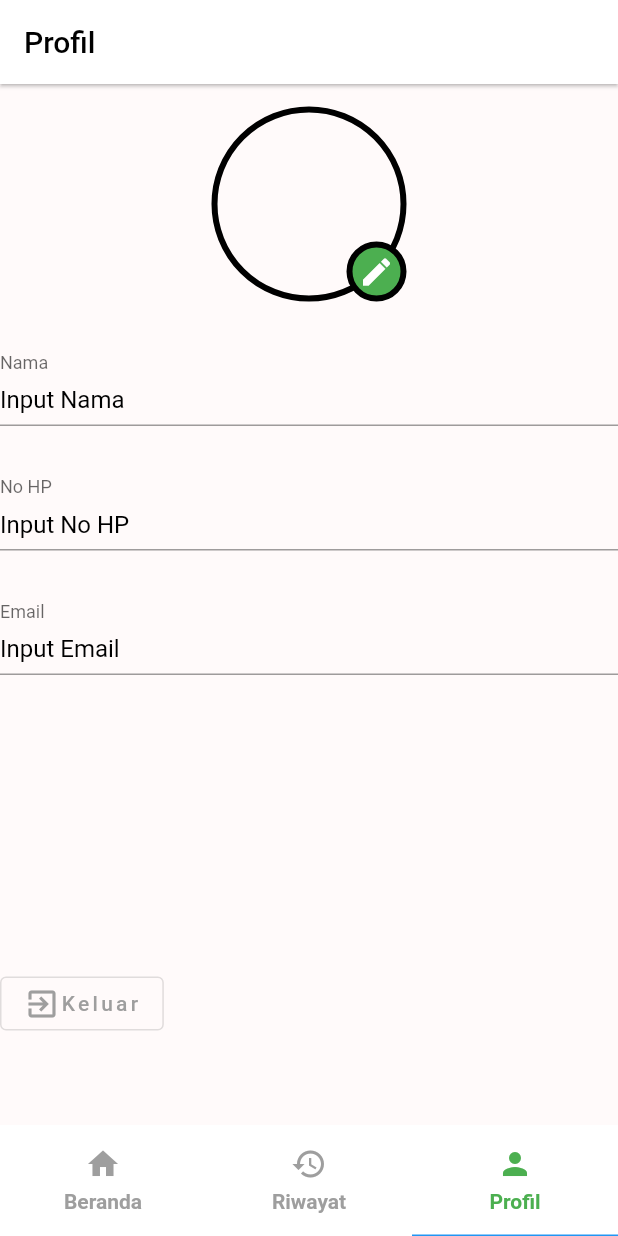
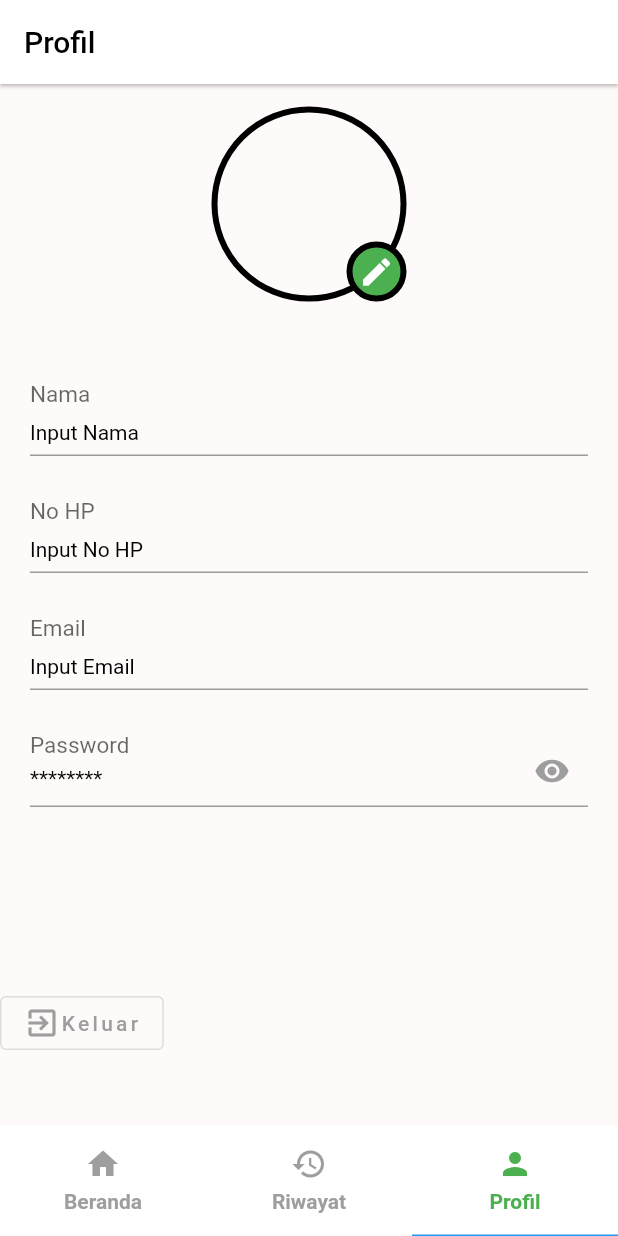
Before and after one commit to GTRANS/walle-mobile, a Flutter app: the screen it shows after launch, item 3 of the bottom bar chosen, on a phone screen of 412 x 824 dp. Run offline on Flutter 3.47's test engine with Material 2 defaults, Android fonts, the phone set to English and light mode, and no system bars.

Commit message:
update tampilan profile

```diff
--- a/lib/Profil/profile.dart
+++ b/lib/Profil/profile.dart
@@ -9,6 +9,7 @@ class Profile extends StatefulWidget {
 }
 
 class _ProfileState extends State<Profile> {
+  bool isObscurePassword = true;
   Future exitDialog() {
     return showDialog(
         context: context,
@@ -79,10 +80,11 @@ class _ProfileState extends State<Profile> {
                     ]),
                   ),
                   const SizedBox(height: 35),
-                  buildTextField("Nama", "Input Nama"),
-                  buildTextField("No HP", "Input No HP"),
-                  buildTextField("Email", "Input Email"),
-                  const SizedBox(height: 160),
+                  buildTextField("Nama", "Input Nama", false),
+                  buildTextField("No HP", "Input No HP", false),
+                  buildTextField("Email", "Input Email", false),
+                  buildTextField("Password", "********", true),
+                  const SizedBox(height: 110),
                   Row(
                     children: [
                       OutlinedButton(
@@ -112,16 +114,27 @@ class _ProfileState extends State<Profile> {
             )));
   }
 
-  Widget buildTextField(String labelText, String placeholder) {
+  Widget buildTextField(
+      String labelText, String placeholder, bool isPasswordTextField) {
     return Padding(
-      padding: const EdgeInsets.only(bottom: 35),
+      padding: const EdgeInsets.fromLTRB(20, 20, 20, 10),
       child: TextField(
+          obscureText: isPasswordTextField ? isObscurePassword : false,
           decoration: InputDecoration(
+              suffixIcon: isPasswordTextField
+                  ? IconButton(
+                      onPressed: () {},
+                      icon: const Icon(
+                        Icons.remove_red_eye,
+                        color: Colors.grey,
+                      ))
+                  : null,
               contentPadding: const EdgeInsets.only(bottom: 3),
               labelText: labelText,
+              labelStyle: const TextStyle(fontSize: 20),
               floatingLabelBehavior: FloatingLabelBehavior.always,
               hintText: placeholder,
-              hintStyle: const TextStyle(fontSize: 16, color: Colors.black))),
+              hintStyle: const TextStyle(fontSize: 14, color: Colors.black))),
     );
   }
 }
```
